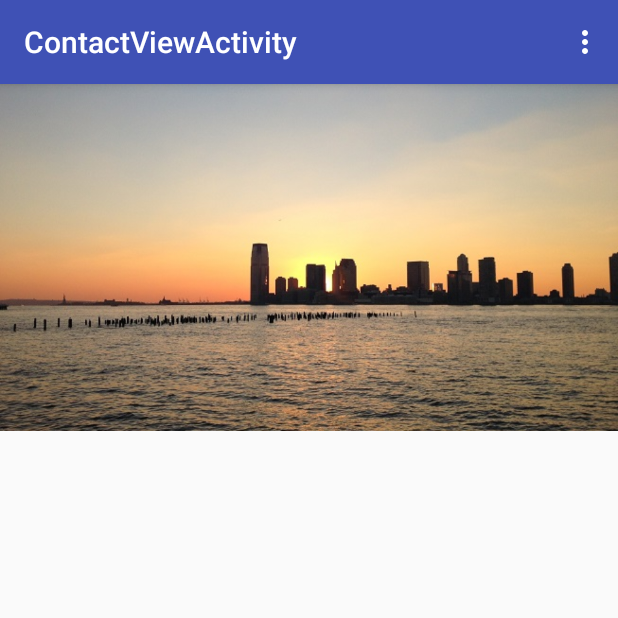
After one commit to jjprada/MyContacts, an Android app: the ContactViewActivity screen opened directly, with no data from a screen before it, on a phone screen of 412 x 824 dp, the top half of it. The commit adds this screen. Run offline under Robolectric (Android 15) with nearby library versions, the phone set to English and light mode, and no system bars; 1 statement that could not run was skipped.

Commit message:
Ajustar imagen a 16/9

```diff
--- a/app/src/main/AndroidManifest.xml
+++ b/app/src/main/AndroidManifest.xml
@@ -16,6 +16,10 @@
                 <category android:name="android.intent.category.LAUNCHER" />
             </intent-filter>
         </activity>
+        <activity
+            android:name=".ContactViewActivity"
+            android:label="@string/title_activity_contact_view" >
+        </activity>
     </application>
 
 </manifest>
--- a/app/src/main/java/com/jjprada/mycontacts/Contact.java
+++ b/app/src/main/java/com/jjprada/mycontacts/Contact.java
@@ -1,9 +1,11 @@
 package com.jjprada.mycontacts;
+
+import java.io.Serializable;
 
 /**
  * Created by Dr4ckO on 11/03/2015.
  */
-public class Contact {
+public class Contact implements Serializable {
 
     private String mName;
 
--- /dev/null
+++ b/app/src/main/java/com/jjprada/mycontacts/ContactViewActivity.java
@@ -0,0 +1,67 @@
+package com.jjprada.mycontacts;
+
+import android.graphics.Point;
+import android.support.v7.app.ActionBarActivity;
+import android.os.Bundle;
+import android.util.Log;
+import android.view.Display;
+import android.view.Menu;
+import android.view.MenuItem;
+import android.widget.ImageView;
+import android.widget.RelativeLayout;
+import android.widget.TextView;
+
+
+public class ContactViewActivity extends ActionBarActivity {
+
+    private static final String TAG = "ContactViewActivity";
+    public static final String EXTRA = "CVA_Contact";   // CVA = ContactViewActivity
+
+    @Override
+    protected void onCreate(Bundle savedInstanceState) {
+        super.onCreate(savedInstanceState);
+        setContentView(R.layout.activity_contact_view);
+
+        Display display = getWindowManager().getDefaultDisplay();
+        Point point = new Point();
+        display.getSize(point);
+
+        int width = point.x;
+        int height = point.y;
+
+        ImageView iv = (ImageView)findViewById(R.id.contact_view_image);
+        iv.setLayoutParams(new RelativeLayout.LayoutParams(width, (int)(width * (9.0/16.0))));
+
+        Log.d(TAG, "Width is "+width+" and Height is "+height);
+        Log.d(TAG, "Height in doubles is "+(width*(9.0/16.0)));
+        Log.d(TAG, "New Height is "+iv.getLayoutParams().height);
+
+
+        Contact contact = (Contact)getIntent().getSerializableExtra(EXTRA);
+        TextView contactViewName = (TextView)findViewById(R.id.contact_view_name);
+        contactViewName.setText(contact.getName());
+
+    }
+
+    @Override
+    public boolean onCreateOptionsMenu(Menu menu) {
+        // Inflate the menu; this adds items to the action bar if it is present.
+        getMenuInflater().inflate(R.menu.menu_contact_view, menu);
+        return true;
+    }
+
+    @Override
+    public boolean onOptionsItemSelected(MenuItem item) {
+        // Handle action bar item clicks here. The action bar will
+        // automatically handle clicks on the Home/Up button, so long
+        // as you specify a parent activity in AndroidManifest.xml.
+        int id = item.getItemId();
+
+        //noinspection SimplifiableIfStatement
+        if (id == R.id.action_settings) {
+            return true;
+        }
+
+        return super.onOptionsItemSelected(item);
+    }
+}
--- /dev/null
+++ b/app/src/main/res/layout/activity_contact_view.xml
@@ -0,0 +1,19 @@
+<RelativeLayout xmlns:android="http://schemas.android.com/apk/res/android"
+                xmlns:tools="http://schemas.android.com/tools"
+                android:layout_width="match_parent"
+                android:layout_height="match_parent"
+                tools:context="com.jjprada.mycontacts.ContactViewActivity">
+
+    <ImageView
+        android:id="@+id/contact_view_image"
+        android:src="@drawable/sunset"
+        android:scaleType="centerCrop"
+        android:layout_width="match_parent"
+        android:layout_height="200dp"/>
+
+    <TextView
+        android:id="@+id/contact_view_name"
+        android:layout_width="wrap_content"
+        android:layout_height="wrap_content"/>
+
+</RelativeLayout>
--- /dev/null
+++ b/app/src/main/res/menu/menu_contact_view.xml
@@ -0,0 +1,9 @@
+<menu xmlns:android="http://schemas.android.com/apk/res/android"
+      xmlns:app="http://schemas.android.com/apk/res-auto"
+      xmlns:tools="http://schemas.android.com/tools"
+      tools:context="com.jjprada.mycontacts.ContactViewActivity">
+    <item android:id="@+id/action_settings"
+          android:title="@string/action_settings"
+          android:orderInCategory="100"
+          app:showAsAction="never"/>
+</menu>
--- a/app/src/main/res/values/strings.xml
+++ b/app/src/main/res/values/strings.xml
@@ -3,4 +3,5 @@
 
     <string name="hello_world">Hello world!</string>
     <string name="action_settings">Settings</string>
+    <string name="title_activity_contact_view">ContactViewActivity</string>
 </resources>
```
Also changed, not shown: app/src/main/java/com/jjprada/mycontacts/ContactListActivity.java (+19 -3 lines), app/src/main/res/drawable/sunset.jpg (added), 3 other files.
